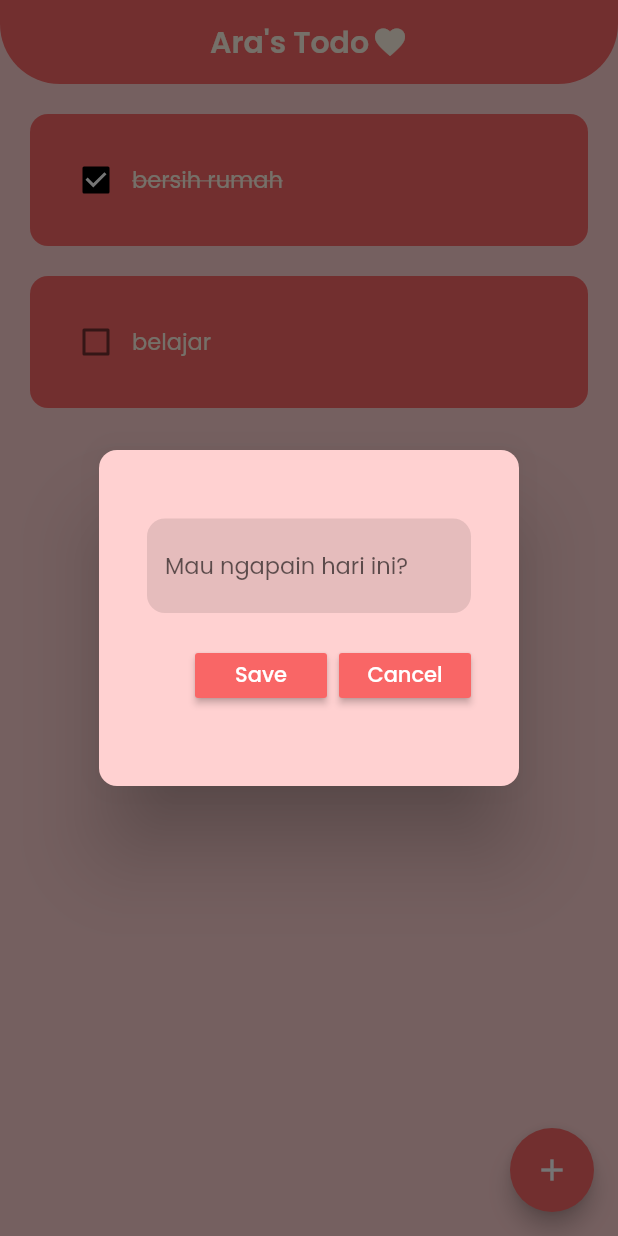
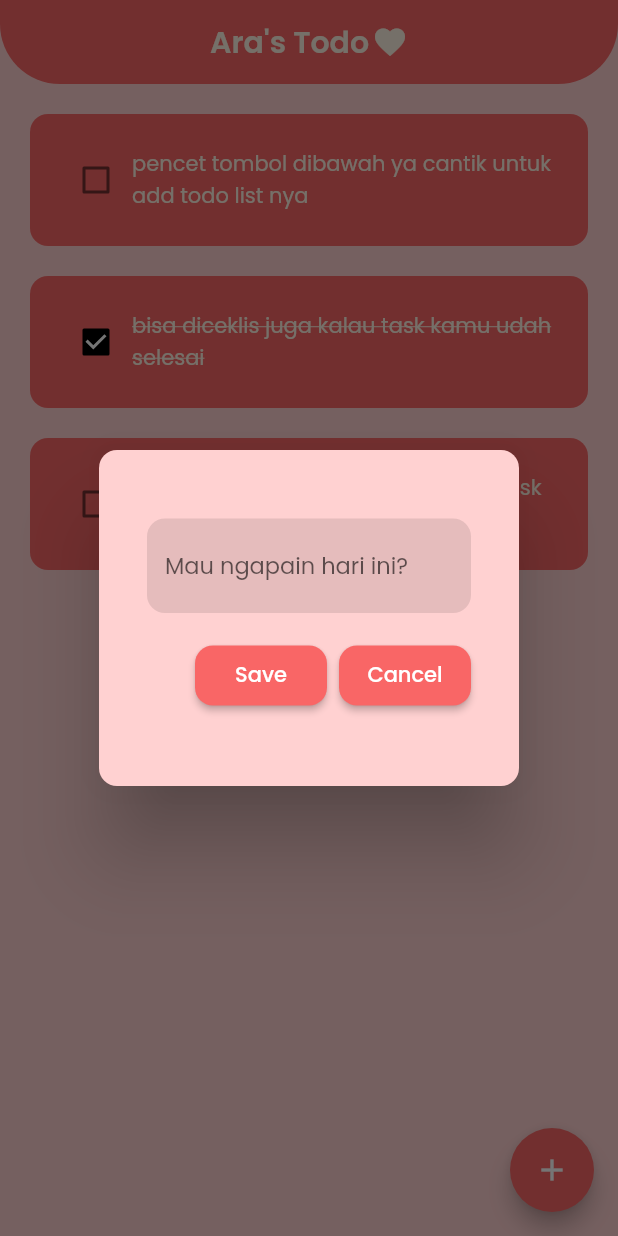
Before and after one commit to fauzirramadan/todolist_hive, a Flutter app: the screen it shows after launch, after a tap on the "add" icon, on a phone screen of 412 x 824 dp. Run offline on Flutter 3.47's test engine with Material 2 defaults, Android fonts, the phone set to English and light mode, and no system bars; drawn by our look-alikes of flutter_slidable; our stand-ins replace google_fonts, hive, hive_flutter; accounts and stored records are empty.

Commit message:
hive database

```diff
--- /dev/null
+++ b/lib/database/database.dart
@@ -0,0 +1,26 @@
+import 'package:hive/hive.dart';
+
+class ToDoDatabase {
+  List toDoList = [];
+  // reference the box
+  final _myBox = Hive.box('mybox');
+
+  // this method will be run in the first time ever opening the app
+  void createInitialData() {
+    toDoList = [
+      ["pencet tombol dibawah ya cantik untuk add todo list nya", false],
+      ["bisa diceklis juga kalau task kamu udah selesai", true],
+      ["slide ke kiri pada task untuk hapus task kamu ya", false]
+    ];
+  }
+
+  // load the data from database
+  void loadData() {
+    toDoList = _myBox.get("TODOLIST");
+  }
+
+  // update data from database
+  void updateDatabase() {
+    _myBox.put("TODOLIST", toDoList);
+  }
+}
--- a/lib/main.dart
+++ b/lib/main.dart
@@ -1,9 +1,15 @@
 import 'package:flutter/material.dart';
 import 'package:google_fonts/google_fonts.dart';
+import 'package:hive/hive.dart';
+import 'package:hive_flutter/hive_flutter.dart';
 import 'package:todolist_hive/ui/home.dart';
 import 'package:todolist_hive/utils/colors.dart';
 
-void main() {
+void main() async {
+  // init Hive
+  await Hive.initFlutter();
+  // open a hive box
+  await Hive.openBox('mybox');
   runApp(const MyApp());
 }
 
--- a/lib/ui/home.dart
+++ b/lib/ui/home.dart
@@ -1,4 +1,6 @@
 import 'package:flutter/material.dart';
+import 'package:hive/hive.dart';
+import 'package:todolist_hive/database/database.dart';
 import 'package:todolist_hive/utils/colors.dart';
 import 'package:todolist_hive/utils/dialog_box.dart';
 
@@ -16,32 +18,44 @@ class _HomePageState extends State<HomePage> {
   final _controller = TextEditingController();
   final _keyForm = GlobalKey<FormState>();
 
+  // reference database
+  final _myBox = Hive.box('mybox');
+
+  ToDoDatabase db = ToDoDatabase();
+
   @override
   void dispose() {
     _controller.dispose();
     super.dispose();
   }
 
-  // list todo
-  List toDoList = [
-    ["bersih rumah", true],
-    ["belajar", false]
-  ];
+  @override
+  void initState() {
+    if (_myBox.get("TODOLIST") == null) {
+      db.createInitialData();
+    } else {
+      db.loadData();
+    }
+
+    super.initState();
+  }
 
   // checkbox ontapped
   void checkBoxChanged(bool? value, int index) {
     setState(() {
-      toDoList[index][1] = !toDoList[index][1];
+      db.toDoList[index][1] = !db.toDoList[index][1];
     });
+    db.updateDatabase();
   }
 
   // save new task
   void saveNewTask() {
     if (_keyForm.currentState!.validate()) {
       setState(() {
-        toDoList.add([_controller.text, false]);
+        db.toDoList.add([_controller.text, false]);
         _controller.clear();
       });
+      db.updateDatabase();
       Navigator.pop(context);
     }
   }
@@ -60,8 +74,9 @@ class _HomePageState extends State<HomePage> {
   // delete task
   void deleteTask(int index) {
     setState(() {
-      toDoList.removeAt(index);
+      db.toDoList.removeAt(index);
     });
+    db.updateDatabase();
   }
 
   @override
@@ -96,22 +111,22 @@ class _HomePageState extends State<HomePage> {
         onPressed: createNewTask,
         child: const Icon(Icons.add),
       ),
-      body: toDoList.isEmpty
+      body: db.toDoList.isEmpty
           ? Center(
               child: SizedBox(
                 width: MediaQuery.of(context).size.width * 0.8,
                 child: const Text(
-                  "Pencet tombol dibawah ya cantik untuk nambahin todo list nya",
+                  "NO TASK",
                   textAlign: TextAlign.center,
                 ),
               ),
             )
           : ListView.builder(
-              itemCount: toDoList.length,
+              itemCount: db.toDoList.length,
               itemBuilder: (context, index) {
                 return ToDoTile(
-                  taskName: toDoList[index][0],
-                  isCompleted: toDoList[index][1],
+                  taskName: db.toDoList[index][0],
+                  isCompleted: db.toDoList[index][1],
                   onChanged: (value) => checkBoxChanged(value, index),
                   deleteTask: (context) => deleteTask(index),
                 );
--- a/lib/utils/my_button.dart
+++ b/lib/utils/my_button.dart
@@ -8,7 +8,10 @@ class MyButton extends StatelessWidget {
   @override
   Widget build(BuildContext context) {
     return MaterialButton(
-      height: 30,
+      shape: RoundedRectangleBorder(
+        borderRadius: BorderRadius.circular(12),
+      ),
+      height: 40,
       color: Theme.of(context).primaryColor,
       onPressed: onPressed,
       child: Text(
--- a/lib/utils/todo_tile.dart
+++ b/lib/utils/todo_tile.dart
@@ -48,7 +48,6 @@ class ToDoTile extends StatelessWidget {
                 child: Text(
                   taskName,
                   style: TextStyle(
-                      fontSize: 15,
                       color: textColor,
                       overflow: TextOverflow.ellipsis,
                       decoration: isCompleted
--- a/pubspec.yaml
+++ b/pubspec.yaml
@@ -38,6 +38,8 @@ dependencies:
   cupertino_icons: ^1.0.2
   google_fonts: ^3.0.1
   flutter_slidable: ^2.0.0
+  hive: ^2.2.3
+  hive_flutter: ^1.1.0
 
 dev_dependencies:
   flutter_test:
@@ -49,6 +51,8 @@ dev_dependencies:
   # package. See that file for information about deactivating specific lint
   # rules and activating additional ones.
   flutter_lints: ^2.0.0
+  build_runner: ^2.2.1
+  hive_generator: ^1.1.3
 
 # For information on the generic Dart part of this file, see the
 # following page: https://dart.dev/tools/pub/pubspec
```
Also changed, not shown: pubspec.lock.
